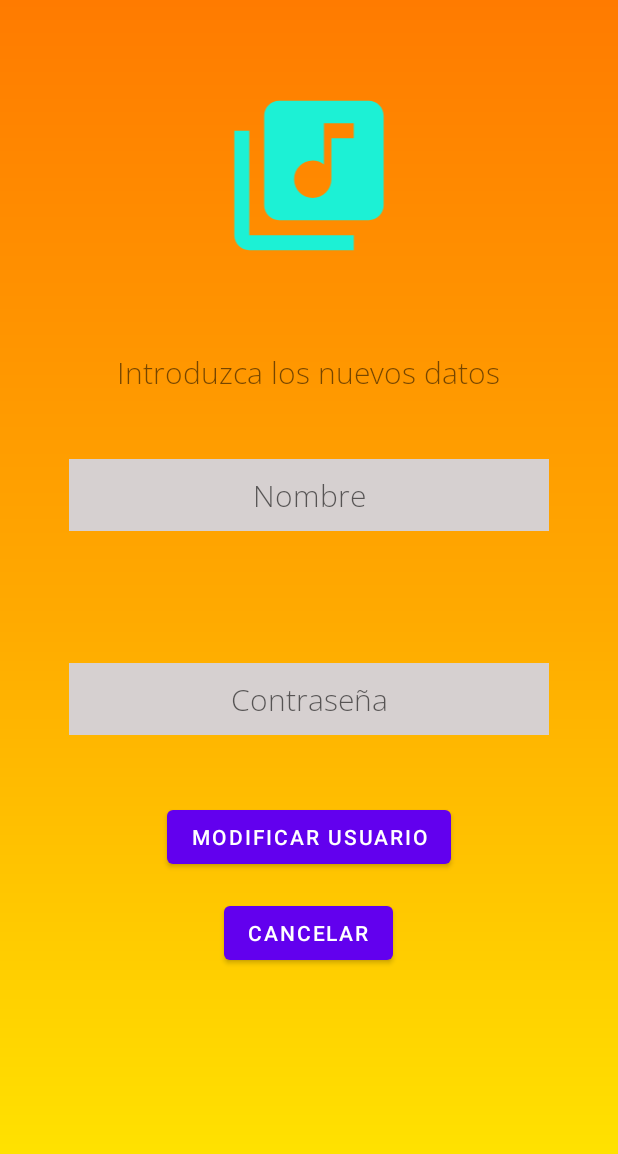
After one commit to josevinas/ProyectoFinalAndroid, an Android app: the ModificarActivity screen opened directly, with no data from a screen before it, on a phone screen of 412 x 824 dp. The commit adds this screen. Shown: the top 1154 px of the screen. Run offline under Robolectric (Android 15) with nearby library versions, the phone set to English and light mode, and no system bars; our stand-ins replace Room's generated code.

Commit message:
Commit rama Paula

```diff
--- a/app/src/main/AndroidManifest.xml
+++ b/app/src/main/AndroidManifest.xml
@@ -9,6 +9,12 @@
         android:roundIcon="@mipmap/icono_round"
         android:supportsRtl="true"
         android:theme="@style/Theme.PracticaFinalAndroid_JoseVinas_PaulaCabello">
+        <activity
+            android:name=".ModificarActivity"
+            android:exported="false" />
+        <activity
+            android:name=".MainActivity2"
+            android:exported="false" />
         <activity
             android:name=".PestanasActivity"
             android:exported="false" />
--- /dev/null
+++ b/app/src/main/java/com/example/practicafinalandroid_josevinas_paulacabello/ModificarActivity.java
@@ -0,0 +1,105 @@
+package com.example.practicafinalandroid_josevinas_paulacabello;
+
+import androidx.appcompat.app.AlertDialog;
+import androidx.appcompat.app.AppCompatActivity;
+import androidx.room.Room;
+
+import android.content.DialogInterface;
+import android.content.Intent;
+import android.os.Bundle;
+import android.view.View;
+import android.widget.Button;
+import android.widget.EditText;
+
+import com.example.practicafinalandroid_josevinas_paulacabello.roomDataBase.UsuarioDataBase;
+
+public class ModificarActivity extends AppCompatActivity implements View.OnClickListener {
+
+    private EditText nombreUsuario, contrasena;
+    private Button btnModifica, btnCancelar;
+
+    private static String nombre;
+
+    private UsuarioDataBase usuarioDataBase;
+
+
+    @Override
+    protected void onCreate(Bundle savedInstanceState) {
+        super.onCreate(savedInstanceState);
+        setContentView(R.layout.activity_modificar);
+
+        Intent intent = getIntent();
+        nombre = intent.getStringExtra("nombre");
+
+        nombreUsuario = findViewById(R.id.campoUsuario);
+        contrasena = findViewById(R.id.campoContrasena);
+        btnModifica = findViewById(R.id.btnModificaActivity);
+        btnCancelar = findViewById(R.id.btnCancelar);
+
+        btnModifica.setOnClickListener(this);
+        btnCancelar.setOnClickListener(this);
+
+    }
+
+    @Override
+    public void onClick(View v) {
+
+        switch (v.getId()) {
+
+            case R.id.btnModificaActivity:
+                if (!camposVacios())
+                    mostrarAlert();
+                break;
+            case R.id.btnCancelar:
+                Intent intent = new Intent(ModificarActivity.this, PestanasActivity.class);
+                intent.putExtra("nombre", nombre);
+                startActivity(intent);
+                break;
+        }
+    }
+
+    private void mostrarAlert() {
+
+        new AlertDialog.Builder(this)
+                .setTitle("¿Está seguro de que desea realizar esta acción?")
+                .setPositiveButton("MODIFICAR", new DialogInterface.OnClickListener() {
+                    @Override
+                    public void onClick(DialogInterface dialog, int which) {
+                        modificar(nombre);
+                    }
+                })
+                .setNegativeButton("CANCELAR", new DialogInterface.OnClickListener() {
+                    @Override
+                    public void onClick(DialogInterface dialog, int which) {
+                    }
+                })
+                .setCancelable(false).create().show();
+    }
+
+    private void modificar(String nombre) {
+
+        usuarioDataBase = Room.databaseBuilder(this, UsuarioDataBase.class, "usuarios.db").allowMainThreadQueries().build();
+
+        usuarioDataBase.usuarioDAO().updateUser(nombreUsuario.getText().toString(), contrasena.getText().toString(), nombre);
+
+        Intent intent = new Intent(this, PestanasActivity.class);
+        intent.putExtra("nombre", nombreUsuario.getText().toString());
+        startActivity(intent);
+    }
+
+    private boolean camposVacios() {
+
+        if (nombreUsuario.getText().toString().equals("") && contrasena.getText().toString().equals("")) {
+            nombreUsuario.setError("Introduzca un valor");
+            contrasena.setError("Introduzca un valor");
+            return true;
+        } else if (nombreUsuario.getText().toString().equals("")) {
+            nombreUsuario.setError("Introduzca un valor");
+            return true;
+        } else if (contrasena.getText().toString().equals("")) {
+            contrasena.setError("Introduzca un valor");
+            return true;
+        }
+        return false;
+    }
+}
--- a/app/src/main/java/com/example/practicafinalandroid_josevinas_paulacabello/adapter/MusicaAdapter.java
+++ b/app/src/main/java/com/example/practicafinalandroid_josevinas_paulacabello/adapter/MusicaAdapter.java
@@ -46,6 +46,7 @@ public class MusicaAdapter extends RecyclerView.Adapter<MusicaAdapter.MusicaView
 
 //        holder.pasarDatos(canciones.get(position));
         introduceDatos(holder, position);
+        //Se añade animación a los cardview
         holder.cardView.setAnimation(AnimationUtils.loadAnimation(context, R.anim.slade));
     }
 
--- a/app/src/main/java/com/example/practicafinalandroid_josevinas_paulacabello/dao/UsuarioDAO.java
+++ b/app/src/main/java/com/example/practicafinalandroid_josevinas_paulacabello/dao/UsuarioDAO.java
@@ -23,6 +23,9 @@ public interface UsuarioDAO {
     @Query("SELECT * FROM usuario WHERE nombre = :nombre")
     Usuario getByName(String nombre);
 
+    @Query("UPDATE usuario SET nombre = :nombre, contrasena = :contrasena WHERE nombre = :nombreModifica")
+    int updateUser(String nombre, String contrasena, String nombreModifica);
+
     // Eliminar Usuario
     @Delete
     void delete(Usuario usuario);
--- /dev/null
+++ b/app/src/main/res/layout/activity_modificar.xml
@@ -0,0 +1,80 @@
+<?xml version="1.0" encoding="utf-8"?>
+<androidx.constraintlayout.widget.ConstraintLayout xmlns:android="http://schemas.android.com/apk/res/android"
+    xmlns:app="http://schemas.android.com/apk/res-auto"
+    xmlns:tools="http://schemas.android.com/tools"
+    android:layout_width="match_parent"
+    android:layout_height="match_parent"
+    android:background="@drawable/background"
+    android:textAlignment="center"
+    tools:context=".MainActivity">
+
+    <LinearLayout
+        android:layout_width="match_parent"
+        android:layout_height="match_parent"
+        android:background="@drawable/background"
+        android:orientation="vertical">
+
+        <ImageView
+            android:id="@+id/imageView"
+            android:layout_width="match_parent"
+            android:layout_height="234dp"
+            app:srcCompat="@drawable/icono_inicio"
+            tools:ignore="ImageContrastCheck" />
+
+        <TextView
+            android:layout_width="wrap_content"
+            android:layout_height="wrap_content"
+            android:layout_gravity="center"
+            android:fontFamily="@font/open_sans_light"
+            android:text="@string/tv_modificar"
+            android:textSize="20sp" />
+
+        <EditText
+            android:id="@+id/campoUsuario"
+            android:layout_width="320dp"
+            android:layout_height="48dp"
+            android:layout_gravity="center"
+            android:layout_margin="44dp"
+            android:background="#D6D0D0"
+            android:fontFamily="@font/open_sans_light"
+            android:gravity="center"
+            android:hint="@string/nombre"
+            android:textAlignment="center"
+            android:textColor="#070707"
+            android:textSize="20sp" />
+
+        <EditText
+            android:id="@+id/campoContrasena"
+            android:layout_width="320dp"
+            android:layout_height="48dp"
+            android:layout_gravity="center"
+            android:layout_margin="44dp"
+            android:background="#D6D0D0"
+            android:ems="10"
+            android:fontFamily="@font/open_sans_light"
+            android:gravity="center"
+            android:hint="@string/contrasena"
+            android:inputType="textPassword"
+            android:textAlignment="center"
+            android:textColor="#050505"
+            android:textSize="20sp"
+            tools:ignore="SpeakableTextPresentCheck" />
+
+        <Button
+            android:id="@+id/btnModificaActivity"
+            android:layout_width="wrap_content"
+            android:layout_height="wrap_content"
+            android:layout_gravity="center"
+            android:onClick="onClick"
+            android:text="@string/btn_modificar" />
+
+        <Button
+            android:id="@+id/btnCancelar"
+            android:layout_width="wrap_content"
+            android:layout_height="wrap_content"
+            android:layout_gravity="center"
+            android:layout_marginTop="16dp"
+            android:onClick="onClick"
+            android:text="@string/btn_cancelarMod" />
+    </LinearLayout>
+</androidx.constraintlayout.widget.ConstraintLayout>
--- a/app/src/main/res/values/strings.xml
+++ b/app/src/main/res/values/strings.xml
@@ -4,4 +4,8 @@
     <string name="contrasena">Contraseña</string>
     <string name="entrar">ENTRAR</string>
     <string name="registrarse">REGISTRARSE</string>
+    <string name="btn_modificar">Modificar usuario</string>
+    <string name="btn_eliminar">Eliminar usuario</string>
+    <string name="btn_cancelarMod">Cancelar</string>
+    <string name="tv_modificar">Introduzca los nuevos datos</string>
 </resources>
```
Also changed, not shown: app/src/main/java/com/example/practicafinalandroid_josevinas_paulacabello/MainActivity.java (+11 -14 lines), app/src/main/java/com/example/practicafinalandroid_josevinas_paulacabello/MusicaActivity.java (deleted, +0 -34 lines), app/src/main/java/com/example/practicafinalandroid_josevinas_paulacabello/PestanasActivity.java (+9 -0 lines), app/src/main/java/com/example/practicafinalandroid_josevinas_paulacabello/fragment/ReproductorFragment.java (+42 -6 lines), app/src/main/java/com/example/practicafinalandroid_josevinas_paulacabello/fragment/UsuarioFragment.java (+83 -2 lines), app/src/main/res/layout/activity_main.xml (+9 -6 lines), app/src/main/res/layout/activity_musica.xml (deleted, +0 -29 lines), app/src/main/res/layout/fragment_usuario.xml (+5 -4 lines), 283 other files.
